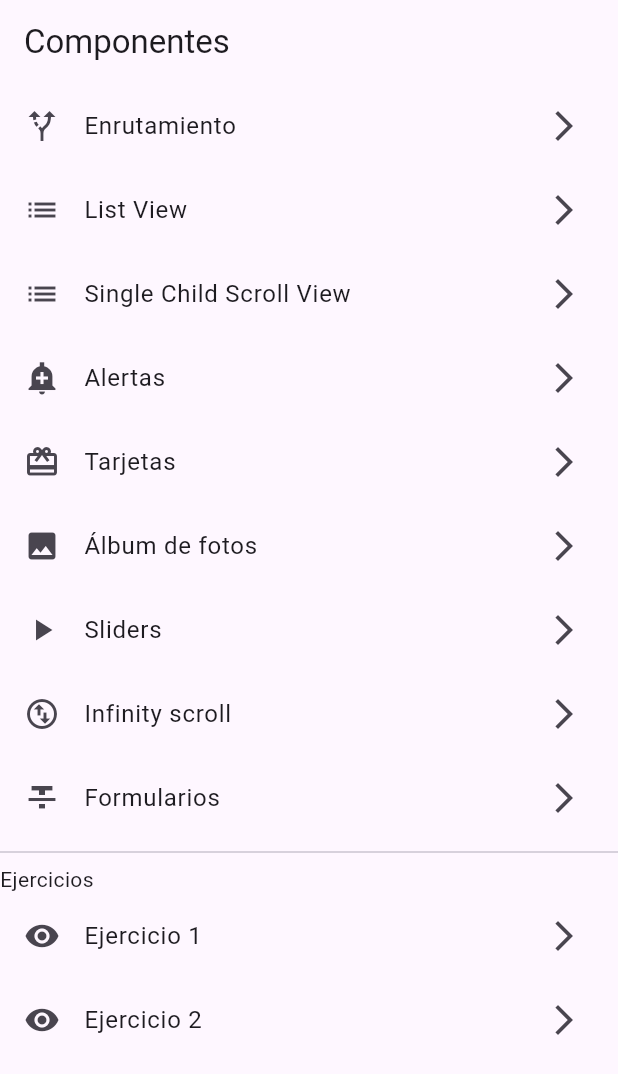
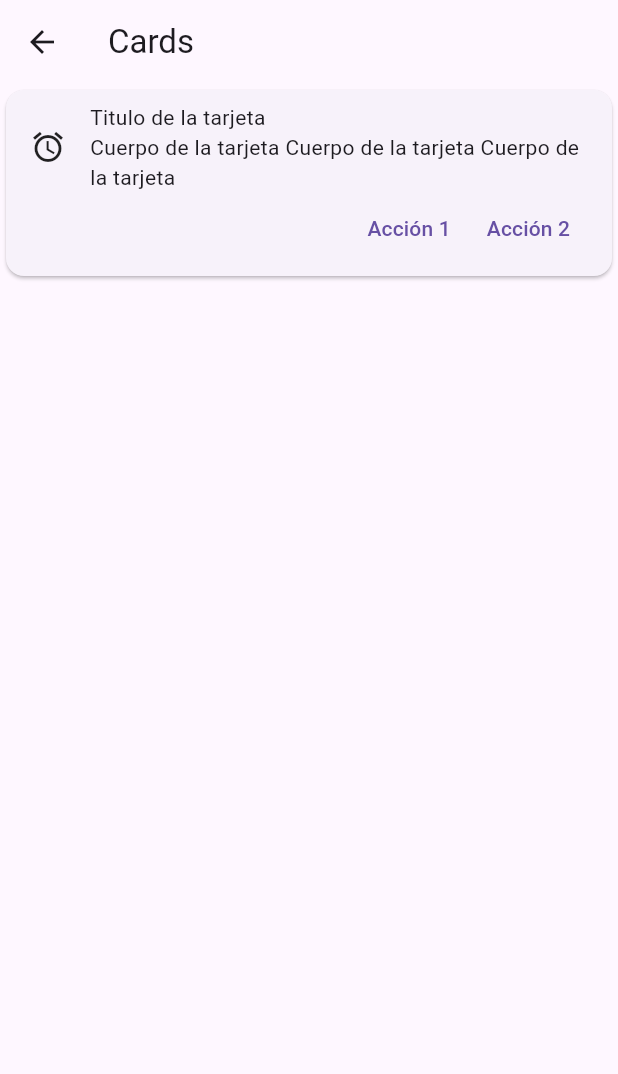
Before and after one commit to RicharC293/components_2da, a Flutter app: the screen it shows after launch, after a tap on "Tarjetas", on a phone screen of 412 x 824 dp. Shown: the top 1074 px of the screen. Run offline on Flutter 3.47's test engine with Material 3 defaults, Android fonts, the phone set to English and light mode, and no system bars.

Commit message:
feat: Add CardsScreen and update routes
This commit adds the `CardsScreen` widget to the project and updates the routes in `routes.dart` to include the new screen. The `CardsScreen` is a new feature that displays a card with an icon, title, and body text. It also includes buttons for actions. This change enhances the functionality of the app by providing a new screen for users to interact with.

```diff
--- /dev/null
+++ b/lib/screens/cards_screen.dart
@@ -0,0 +1,85 @@
+import 'package:flutter/material.dart';
+
+class CardsScreen extends StatelessWidget {
+  const CardsScreen({super.key});
+
+  static const String routeName = '/cards';
+
+  @override
+  Widget build(BuildContext context) {
+    return Scaffold(
+      appBar: AppBar(title: const Text("Cards")),
+
+      /// Card -> widget que renderiza una tarjeta
+      body: Card(
+        /// Contenido de la tarjeta
+        child: Container(
+          /// Padding siempre con el EdgeInsets
+          /// 1. EdgeInsets.all -> padding a todos los lados
+          /// 2. EdgeInsets.symmetric -> padding horizontal y vertical
+          /// 3. EdgeInsets.only -> padding solo a un lugar en específico
+          padding: const EdgeInsets.symmetric(vertical: 8.0, horizontal: 16.0),
+          child:  Column(
+            /// Propiedad que define el tamaño de la columna
+            /// MainAxisSize.max -> defecto -> columna ocupe todo el espacio disponible
+            /// MainAxisSize.min -> ocupa el tamaño el contenido
+            mainAxisSize: MainAxisSize.min,
+            children: [
+              // https://api.flutter.dev/flutter/material/Card-class.html
+              // Generamos el icono | textos
+              const Row(
+                children: [
+                  /// Construir el icono
+                  Icon(Icons.access_alarm),
+
+                  /// SizedBox -> es un widget que genera una caja vacía
+                  /// Filas -> width
+                  /// Columnas -> height
+                  SizedBox(width: 16),
+
+                  /// Construir los textos
+                  /// Expanded -> es un widget que te permite hacer un wrap(saltar a la siguiente línea) los textos
+                  /// cuando el ancho de la pantalla no es suficiente.
+                  /// Condiciones -> Siempre debe estar dentro de un Column o un Row
+                  Expanded(
+                    child: Column(
+                      /// Define el tipo de alineación en el eje opuesto (horizontal)
+                      /// CrossAxisAlignment.center - default
+                      /// CrossAxisAlignment.start
+                      crossAxisAlignment: CrossAxisAlignment.start,
+                      children: [
+                        /// Title
+                        /// Actualizar los estilos
+                        /// style: TextStyle( ... propiedades ... ) /// test las propiedades
+                        Text('Titulo de la tarjeta'),
+                        /// Body
+                        Text('Cuerpo de la tarjeta Cuerpo de la tarjeta Cuerpo de la tarjeta'),
+                      ],
+                    ),
+                  ),
+                ],
+              ),
+
+              // Generar los botones
+              // btn1 | btn2
+              Row(
+                /// mainAxisAlignment -> Define la alineación del eje principal - horizontal
+                /// MainAxisAlignment.start -> default
+                /// MainAxisAlignment.end -> envia al final
+                mainAxisAlignment: MainAxisAlignment.end,
+                children: [
+                  /// Btn 1
+                  TextButton(onPressed: (){}, child: Text("Acción 1")),
+
+                  /// Btn 2
+                  TextButton(onPressed: (){}, child: Text("Acción 2")),
+
+                ],
+              ),
+            ],
+          ),
+        ),
+      ),
+    );
+  }
+}
--- a/lib/screens/home_screen.dart
+++ b/lib/screens/home_screen.dart
@@ -1,5 +1,6 @@
 import 'package:componentes/ejercicios/ejercicio_1/ejercicio_1_screen.dart';
 import 'package:componentes/screens/alerts_screen.dart';
+import 'package:componentes/screens/cards_screen.dart';
 import 'package:componentes/screens/list_view_screen.dart';
 import 'package:componentes/screens/single_child_screen.dart';
 import 'package:flutter/material.dart';
@@ -67,7 +68,7 @@ class HomeScreen extends StatelessWidget {
             title: const Text("Tarjetas"),
             trailing: const Icon(Icons.arrow_forward_ios),
             onTap: () {
-              // Navigator.pushNamed(context, ListViewScreen.routeName);
+              Navigator.pushNamed(context, CardsScreen.routeName);
             },
           ),
           ListTile(
@@ -102,7 +103,6 @@ class HomeScreen extends StatelessWidget {
               // Navigator.pushNamed(context, ListViewScreen.routeName);
             },
           ),
-
           const Divider(),
           const Text("Ejercicios"),
           ListTile(
--- a/lib/utils/routes.dart
+++ b/lib/utils/routes.dart
@@ -2,6 +2,7 @@ import 'package:componentes/ejercicios/ejercicio_1/ejercicio_1_screen.dart';
 import 'package:componentes/ejercicios/ejercicio_2/ejercicio_2_screen.dart';
 import 'package:componentes/screens/alerts_screen.dart';
 import 'package:componentes/screens/auxiliar_route_screen.dart';
+import 'package:componentes/screens/cards_screen.dart';
 import 'package:componentes/screens/home_screen.dart';
 import 'package:componentes/screens/list_view_screen.dart';
 import 'package:componentes/screens/routing_screen.dart';
@@ -22,6 +23,7 @@ final Map<String, Widget Function(BuildContext)> routes = {
   ListViewScreen.routeName: (context) => ListViewScreen(),
   SingleChildScreen.routeName: (context) => const SingleChildScreen(),
   AlertsScrenn.routeName: (context) => const AlertsScrenn(),
+  CardsScreen.routeName: (context) => const CardsScreen(),
 
   /// Ejercicios pantallas
   Ejercicio1Screen.routeName: (context) => const Ejercicio1Screen(),
```
Also changed, not shown: lib/screens/alerts_screen.dart (+125 -2 lines).
